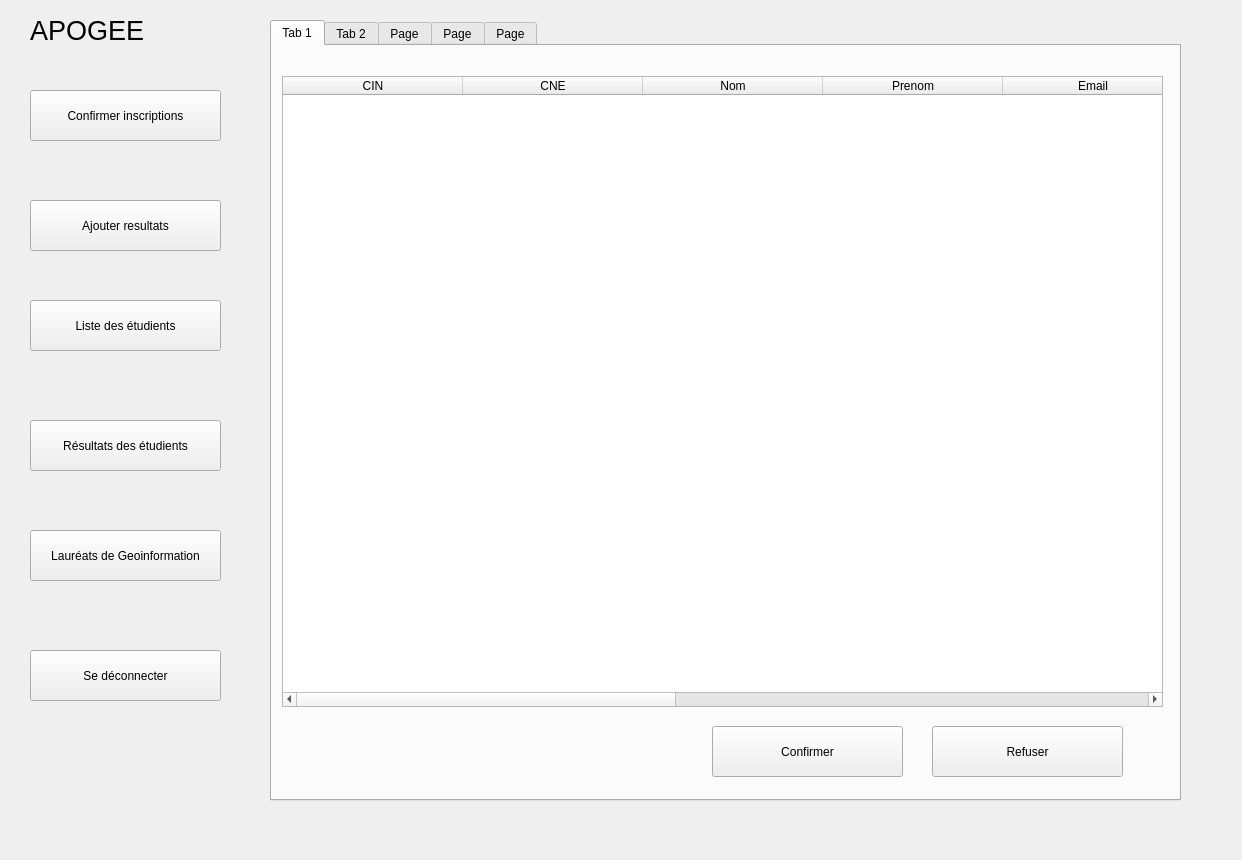
Ayoub101010/Apoge, file MainAdmin.ui: the form before one commit.
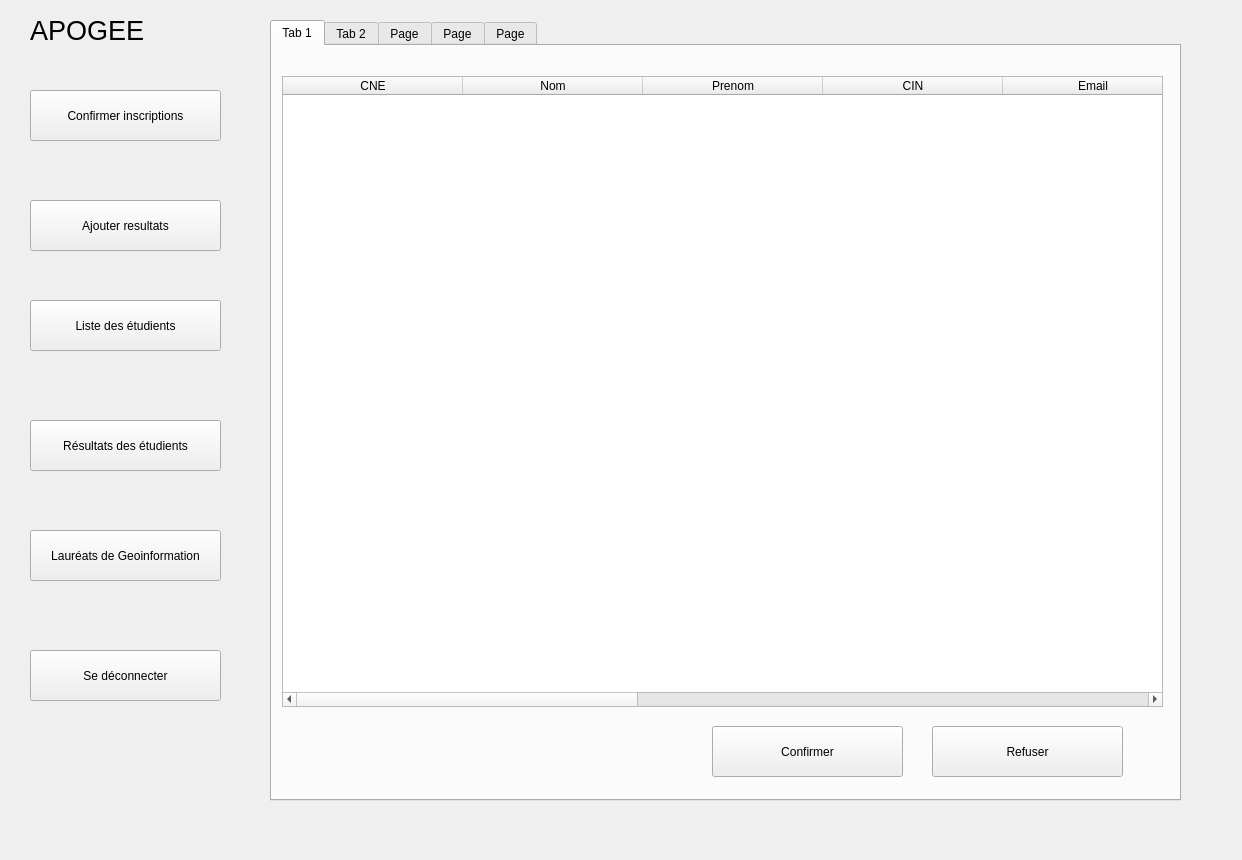
The form after the commit. The open tabs and pages were chosen to show the change.

Diff of the .ui file:
```diff
--- a/MainAdmin.ui
+++ b/MainAdmin.ui
@@ -98,11 +98,6 @@
      <attribute name="horizontalHeaderDefaultSectionSize">
       <number>180</number>
      </attribute>
-     <column>
-      <property name="text">
-       <string>CIN</string>
-      </property>
-     </column>
      <column>
       <property name="text">
        <string>CNE</string>
@@ -118,11 +113,21 @@
        <string>Prenom</string>
       </property>
      </column>
+     <column>
+      <property name="text">
+       <string>CIN</string>
+      </property>
+     </column>
      <column>
       <property name="text">
        <string>Email</string>
       </property>
      </column>
+     <column>
+      <property name="text">
+       <string>Adresse</string>
+      </property>
+     </column>
      <column>
       <property name="text">
        <string>Téléphone</string>
```
Left out of the diff: 4 changed lines with no effect on the pictures.
